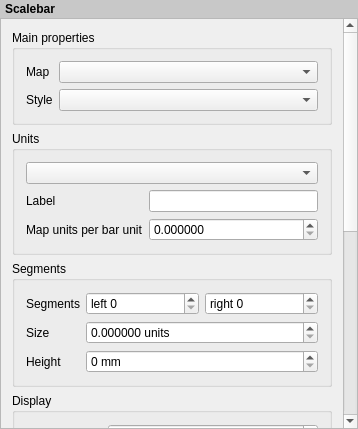
The window that src/ui/qgscomposerscalebarwidgetbase.ui (qgis/QGIS) describes before a commit, drawn with Qt 5.
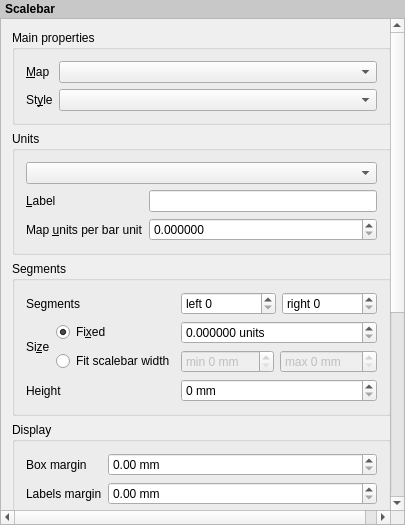
The same window after the commit. Custom widgets are drawn as their Qt base class.

Commit message: Add scalebar sizing mode to fit a desired scalebar width

Diff of the .ui file:
```diff
--- a/src/ui/qgscomposerscalebarwidgetbase.ui
+++ b/src/ui/qgscomposerscalebarwidgetbase.ui
@@ -6,8 +6,8 @@
    <rect>
     <x>0</x>
     <y>0</y>
-    <width>358</width>
-    <height>429</height>
+    <width>405</width>
+    <height>525</height>
    </rect>
   </property>
   <property name="sizePolicy">
@@ -51,9 +51,9 @@
       <property name="geometry">
        <rect>
         <x>0</x>
-        <y>-73</y>
-        <width>340</width>
-        <height>819</height>
+        <y>0</y>
+        <width>440</width>
+        <height>801</height>
        </rect>
       </property>
       <layout class="QVBoxLayout" name="mainLayout">
@@ -81,7 +81,7 @@
              </sizepolicy>
             </property>
             <property name="text">
-             <string>Map</string>
+             <string>&amp;Map</string>
             </property>
             <property name="wordWrap">
              <bool>true</bool>
@@ -107,7 +107,7 @@
           <item row="1" column="0">
            <widget class="QLabel" name="mStyleLabel">
             <property name="text">
-             <string>Style</string>
+             <string>St&amp;yle</string>
             </property>
             <property name="buddy">
              <cstring>mStyleComboBox</cstring>
@@ -138,7 +138,7 @@
           <item row="1" column="0">
            <widget class="QLabel" name="mUnitLabelLabel">
             <property name="text">
-             <string>Label</string>
+             <string>&amp;Label</string>
             </property>
             <property name="wordWrap">
              <bool>true</bool>
@@ -154,7 +154,7 @@
           <item row="2" column="0">
            <widget class="QLabel" name="mMapUnitsPerBarUnitLabel">
             <property name="text">
-             <string>Map units per bar unit</string>
+             <string>Map &amp;units per bar unit</string>
             </property>
             <property name="wordWrap">
              <bool>false</bool>
@@ -197,15 +197,38 @@
          <property name="collapsed" stdset="0">
           <bool>false</bool>
          </property>
-         <layout class="QGridLayout" name="gridLayout_3" columnstretch="0,1">
-          <item row="0" column="0">
-           <widget class="QLabel" name="mSegmentLabel">
+         <layout class="QGridLayout" name="gridLayout_3" columnstretch="0,0,0">
+          <item row="1" column="1">
+           <widget class="QRadioButton" name="mFixedSizeRadio">
             <property name="text">
-             <string>Segments</string>
+             <string>Fi&amp;xed</string>
             </property>
+            <property name="checked">
+             <bool>true</bool>
+            </property>
            </widget>
           </item>
-          <item row="0" column="1">
+          <item row="3" column="2">
+           <widget class="QgsSpinBox" name="mHeightSpinBox">
+            <property name="suffix">
+             <string> mm</string>
+            </property>
+            <property name="prefix">
+             <string/>
+            </property>
+            <property name="showClearButton" stdset="0">
+             <bool>false</bool>
+            </property>
+           </widget>
+          </item>
+          <item row="2" column="1">
+           <widget class="QRadioButton" name="mFitWidthRadio">
+            <property name="text">
+             <string>Fit scalebar width</string>
+            </property>
+           </widget>
+          </item>
+          <item row="0" column="2">
            <layout class="QHBoxLayout" name="horizontalLayout">
             <item>
              <widget class="QgsSpinBox" name="mSegmentsLeftSpinBox">
@@ -232,20 +255,7 @@
             </item>
            </layout>
           </item>
-          <item row="1" column="0">
-           <widget class="QLabel" name="mSegmentSizeLabel">
-            <property name="text">
-             <string>Size</string>
-            </property>
-            <property name="wordWrap">
-             <bool>true</bool>
-            </property>
-            <property name="buddy">
-             <cstring>mSegmentSizeSpinBox</cstring>
-            </property>
-           </widget>
-          </item>
-          <item row="1" column="1">
+          <item row="1" column="2">
            <widget class="QgsDoubleSpinBox" name="mSegmentSizeSpinBox">
             <property name="suffix">
              <string> units</string>
@@ -261,23 +271,66 @@
             </property>
            </widget>
           </item>
-          <item row="2" column="0">
+          <item row="2" column="2">
+           <layout class="QHBoxLayout" name="horizontalLayout_6">
+            <item>
+             <widget class="QgsSpinBox" name="mMinWidthSpinBox">
+              <property name="enabled">
+               <bool>false</bool>
+              </property>
+              <property name="suffix">
+               <string> mm</string>
+              </property>
+              <property name="prefix">
+               <string>min </string>
+              </property>
+              <property name="maximum">
+               <number>999</number>
+              </property>
+             </widget>
+            </item>
+            <item>
+             <widget class="QgsSpinBox" name="mMaxWidthSpinBox">
+              <property name="enabled">
+               <bool>false</bool>
+              </property>
+              <property name="suffix">
+               <string> mm</string>
+              </property>
+              <property name="prefix">
+               <string>max </string>
+              </property>
+              <property name="maximum">
+               <number>999</number>
+              </property>
+             </widget>
+            </item>
+           </layout>
+          </item>
+          <item row="1" column="0" rowspan="2">
+           <widget class="QLabel" name="mSegmentSizeLabel">
+            <property name="text">
+             <string>Si&amp;ze</string>
+            </property>
+            <property name="wordWrap">
+             <bool>true</bool>
+            </property>
+            <property name="buddy">
+             <cstring>mSegmentSizeSpinBox</cstring>
+            </property>
+           </widget>
+          </item>
+          <item row="3" column="0" colspan="2">
            <widget class="QLabel" name="label">
             <property name="text">
              <string>Height</string>
             </property>
            </widget>
           </item>
-          <item row="2" column="1">
-           <widget class="QgsSpinBox" name="mHeightSpinBox">
-            <property name="suffix">
-             <string> mm</string>
-            </property>
-            <property name="prefix">
-             <string/>
-            </property>
-            <property name="showClearButton">
-             <bool>false</bool>
+          <item row="0" column="0" colspan="2">
+           <widget class="QLabel" name="mSegmentLabel">
+            <property name="text">
+             <string>Segments</string>
             </property>
            </widget>
           </item>
```
Left out of the diff: 17 changed lines with no effect on the pictures. The commit also changes 5 other files.
